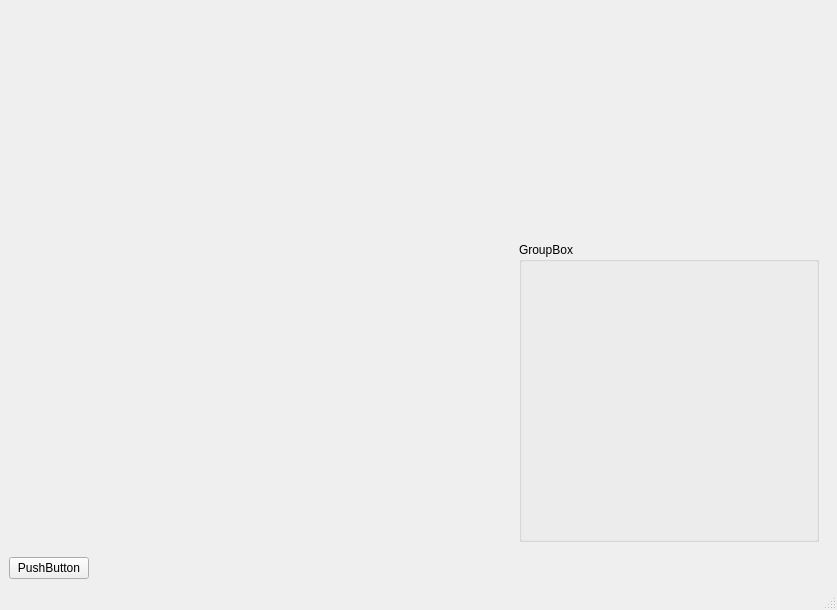
Before: the Qt Designer form src/mainwindow.ui in Krona-org/math_guide, drawn with Qt 5.
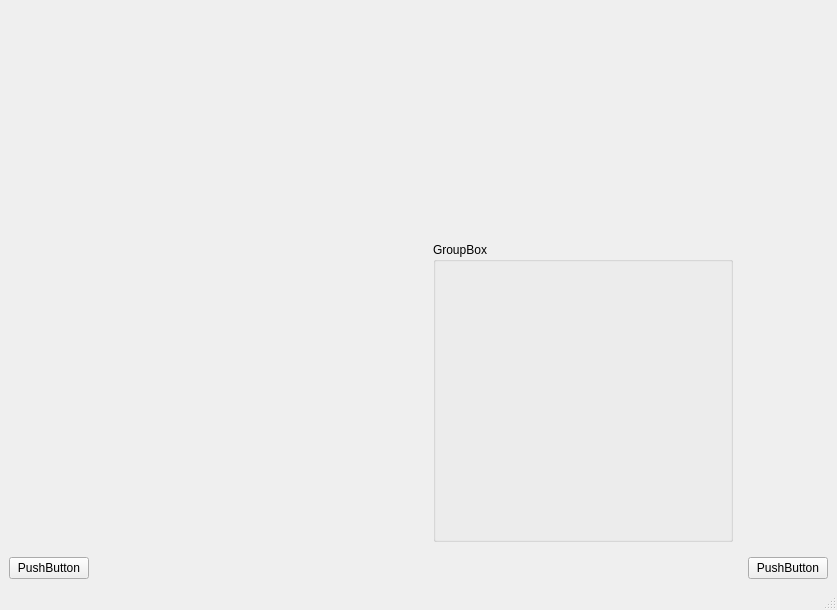
After: the same form once the commit is applied.

Diff of the .ui file:
```diff
--- a/src/mainwindow.ui
+++ b/src/mainwindow.ui
@@ -110,6 +110,13 @@
       <widget class="QWidget" name="page_2"/>
      </widget>
     </item>
+    <item row="2" column="1">
+     <widget class="QPushButton" name="pushButton_2">
+      <property name="text">
+       <string>PushButton</string>
+      </property>
+     </widget>
+    </item>
    </layout>
   </widget>
   <widget class="QMenuBar" name="menubar">
```
